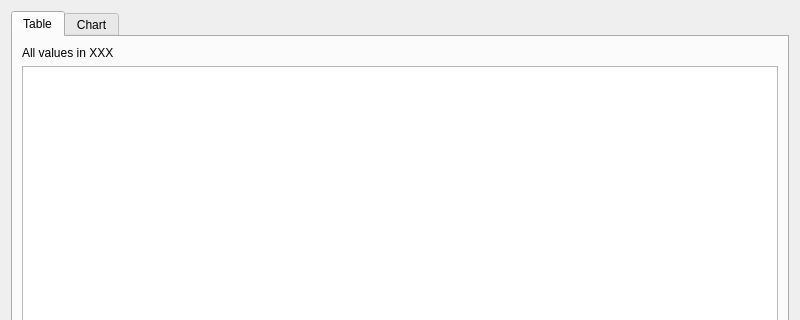
Old version of the form src/views/ui_files/reports/cash_flow_periodic_report.ui in the repository JakubFranek/Kapytal; both pictures show x 0 to 800 and y 0 to 320 of the 800 by 600 pixel window.
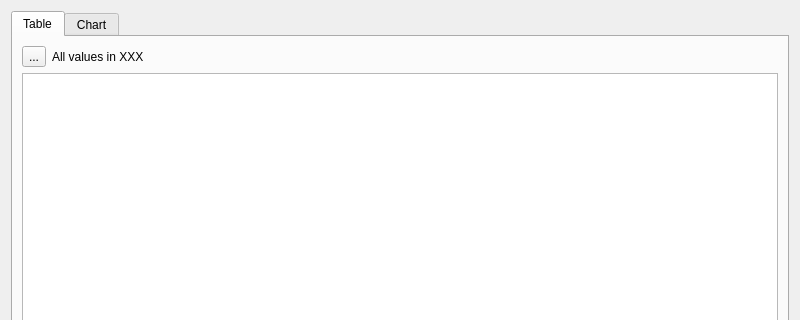
New version of the form.

Commit message:
Implement Transaction table in per. Cash Flow rep.
Refactor TransactionBalance, add __sub__ and __truediv__ implementation.

Diff of the .ui file:
```diff
--- a/src/views/ui_files/reports/cash_flow_periodic_report.ui
+++ b/src/views/ui_files/reports/cash_flow_periodic_report.ui
@@ -31,12 +31,23 @@
       </attribute>
       <layout class="QVBoxLayout" name="tableTabVerticalLayout">
        <item>
+        <layout class="QHBoxLayout" name="tableControlsHorizontalLayout">
+         <item>
+          <widget class="QToolButton" name="recalculateReportToolButton">
+           <property name="text">
+            <string>...</string>
+           </property>
+          </widget>
+         </item>
+         <item>
         <widget class="QLabel" name="currencyNoteLabel">
          <property name="text">
           <string>All values in XXX</string>
          </property>
         </widget>
        </item>
+        </layout>
+       </item>
        <item>
         <widget class="QTableView" name="tableView">
          <property name="sortingEnabled">
```
Left out of the diff: 10 changed lines with no effect on the pictures. Lines whose indentation alone changed are shown as unchanged. The commit also changes 12 other files.
